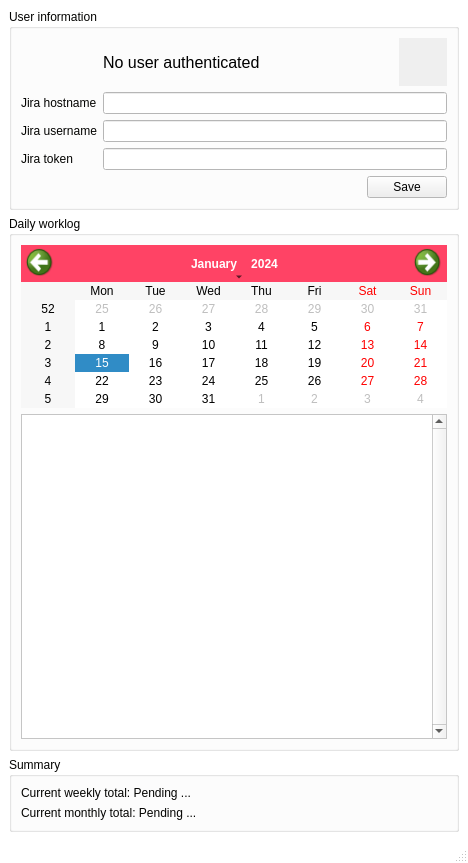
First picture: the form in mainwindow.ui, repository llob/kronos, before the edit.
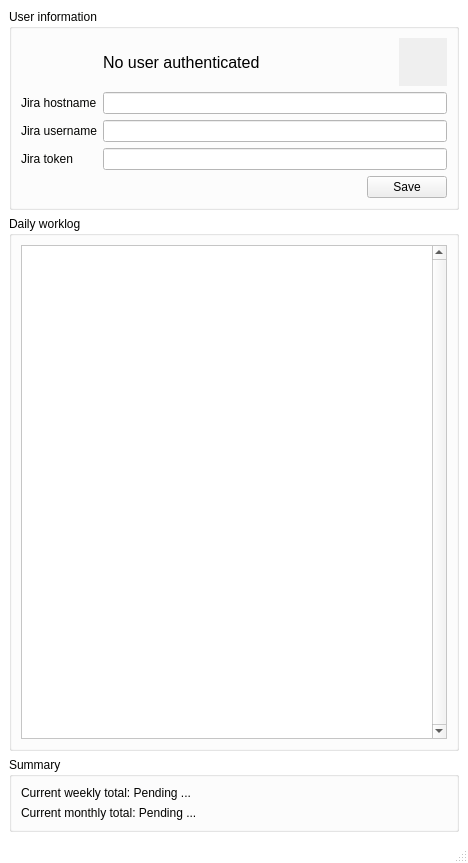
Second picture: the form after the edit. Icons and pictures are not drawn.

Commit message: Introduce custom calendar widget to show worklog hour summary inline

Diff of the .ui file:
```diff
--- a/mainwindow.ui
+++ b/mainwindow.ui
@@ -10,6 +10,12 @@
     <height>863</height>
    </rect>
   </property>
+  <property name="minimumSize">
+   <size>
+    <width>450</width>
+    <height>0</height>
+   </size>
+  </property>
   <property name="palette">
    <palette>
     <active>
@@ -295,27 +301,9 @@
       <property name="title">
        <string>Daily worklog</string>
       </property>
-      <layout class="QVBoxLayout" name="verticalLayout_3" stretch="1,2">
+      <layout class="QVBoxLayout" name="verticalLayout_3" stretch="0,2">
        <item>
-        <widget class="QCalendarWidget" name="calendarWidget">
-         <property name="styleSheet">
-          <string notr="true">QCalendarWidget QWidget#qt_calendar_navigationbar {
-	background-color: rgb(255, 67, 101);
-}
-
-#qt_calendar_prevmonth {
-	background-color: rgb(255, 67, 101);
-    icon-size: 30px;
-    qproperty-icon: url(:/resources/chevron_left.svg);
-}
-#qt_calendar_nextmonth {
-	background-color: rgb(255, 67, 101);
-    icon-size: 30px;
-    qproperty-icon: url(:/resources/chevron_right.svg);
-}
-</string>
-         </property>
-        </widget>
+        <layout class="QVBoxLayout" name="calendarWidgetVerticalLayout"/>
        </item>
        <item>
         <widget class="QScrollArea" name="scrollArea">
@@ -331,7 +319,7 @@
             <x>0</x>
             <y>0</y>
             <width>411</width>
-            <height>295</height>
+            <height>490</height>
            </rect>
           </property>
          </widget>
```
The commit also changes 9 other files.
